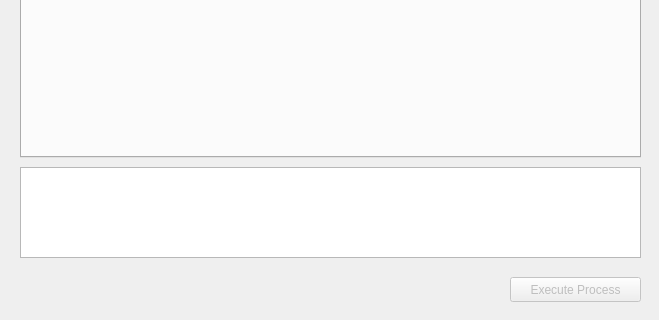
Before: the Qt Designer form wps_dialog_base.ui in pixalytics-ltd/qgis-wps-plugin, drawn with Qt 5; both pictures show x 0 to 659 and y 243 to 563 of the 659 by 563 pixel window.
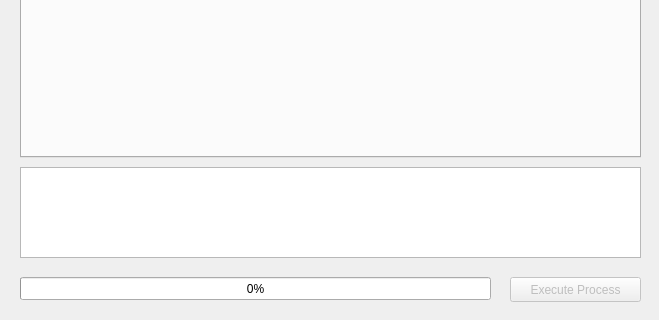
After: the same form once the commit is applied.

```diff
--- a/wps_dialog_base.ui
+++ b/wps_dialog_base.ui
@@ -78,6 +78,19 @@
     </rect>
    </property>
   </widget>
+  <widget class="QProgressBar" name="progressBar">
+   <property name="geometry">
+    <rect>
+     <x>20</x>
+     <y>520</y>
+     <width>471</width>
+     <height>23</height>
+    </rect>
+   </property>
+   <property name="value">
+    <number>0</number>
+   </property>
+  </widget>
  </widget>
  <resources/>
  <connections/>
```
